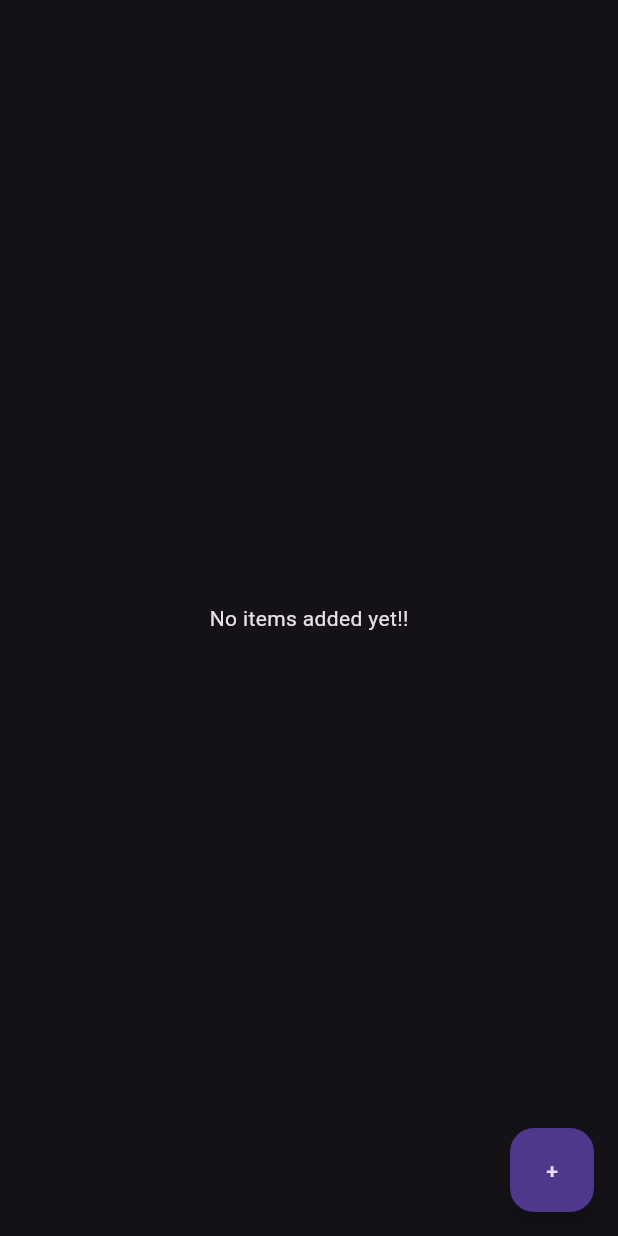
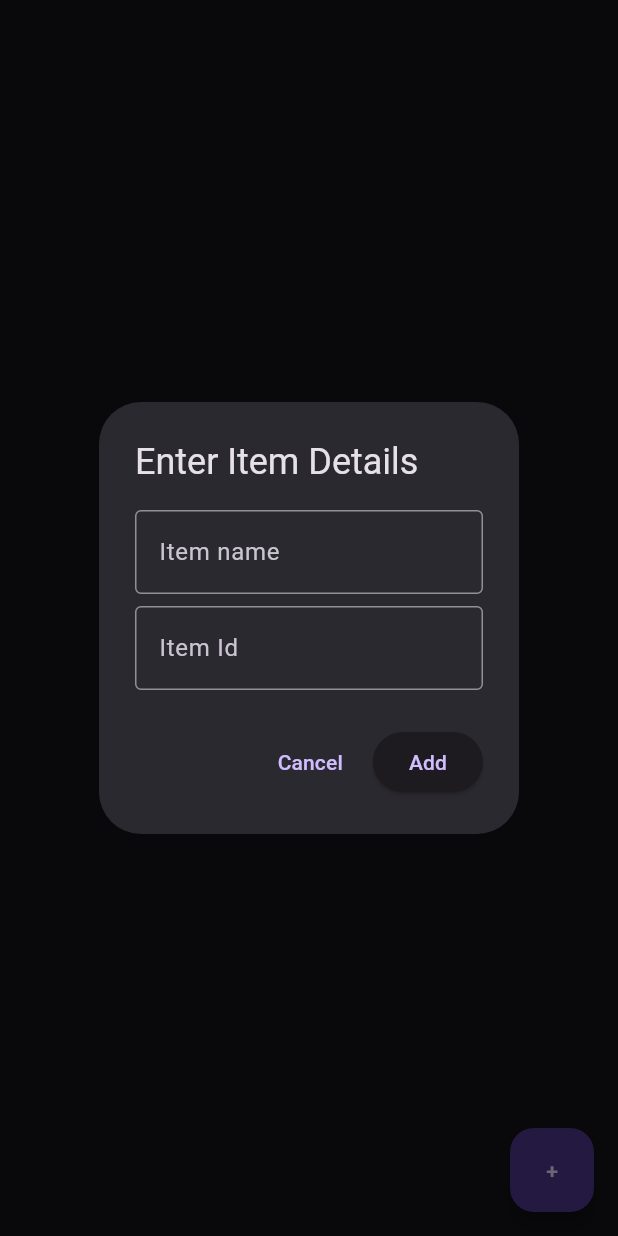
Before and after one commit to 1Shibam/todo_app, a Flutter app: the screen it shows after launch, after a tap on an icon or button, on a phone screen of 412 x 824 dp. Run offline on Flutter 3.47's test engine with Material 3 defaults, Android fonts, the phone set to English and light mode, and no system bars; our stand-ins replace flutter_riverpod.

Commit message:
implementation in UI

```diff
--- a/lib/screens/todo_app_home_screen.dart
+++ b/lib/screens/todo_app_home_screen.dart
@@ -1,19 +1,21 @@
 import 'package:flutter/material.dart';
 import 'package:flutter_riverpod/flutter_riverpod.dart';
+import 'package:todo_app/methods/show_name_dialog.dart';
 import 'package:todo_app/providers/item_provider.dart';
-
-
 
 class TodoAppHomeScreen extends ConsumerWidget {
   const TodoAppHomeScreen({super.key});
 
   @override
   Widget build(BuildContext context, ref) {
+    // final itemName = ref.watch(itemNameProvider);
+    // final itemID = ref.watch(itemIDProvider);
     final dataItems = ref.watch(itemProvider);
     return Scaffold(
       floatingActionButton: FloatingActionButton(
         onPressed: () {
-          ref.read(itemProvider.notifier).addItem('nigga');
+          showNameDialog(context, ref);
+
         },
         child: const Text('+'),
       ),
@@ -27,7 +29,8 @@ class TodoAppHomeScreen extends ConsumerWidget {
                 return Column(
                   crossAxisAlignment: CrossAxisAlignment.center,
                   children: [
-                    ListTile(title: Text('${dataItems[index].name}-$index')),
+                    ListTile(title: Text(dataItems[index].name),
+                    subtitle: Text("${(dataItems[index].id)}"),),
                   ],
                 );
               }),
```
